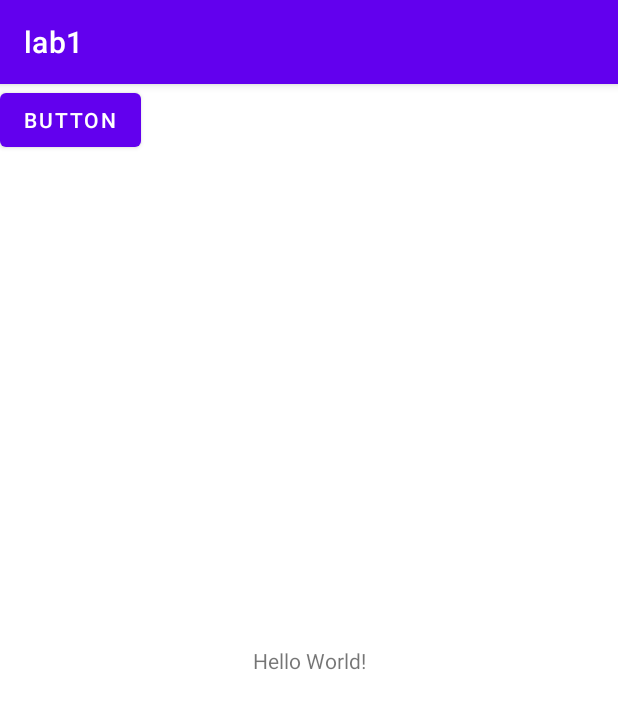
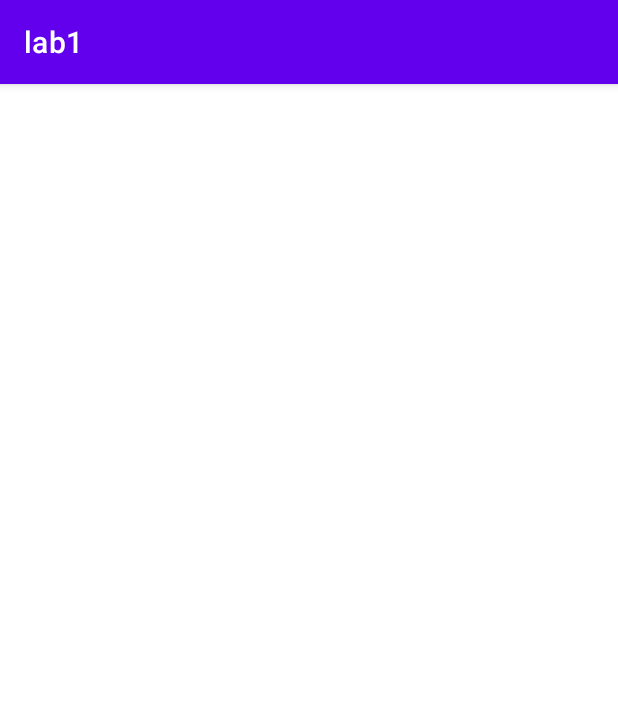
Before and after one commit to hendjsh/lab1, an Android app: the screen it shows after launch (MainActivity), on a phone screen of 412 x 824 dp. Shown: the top 709 px of the screen. Run offline under Robolectric (Android 15) with nearby library versions, the phone set to English and light mode, and no system bars.

Commit message:
delet textviwe

```diff
--- a/app/src/main/java/com/example/lab1/MainActivity.java
+++ b/app/src/main/java/com/example/lab1/MainActivity.java
@@ -10,5 +10,5 @@ public class MainActivity extends AppCompatActivity {
     protected void onCreate(Bundle savedInstanceState) {
         super.onCreate(savedInstanceState);
         setContentView(R.layout.activity_main);
-    }//hend1
+    }//hend
 }
--- a/app/src/main/res/layout/activity_main.xml
+++ b/app/src/main/res/layout/activity_main.xml
@@ -4,23 +4,4 @@
     xmlns:tools="http://schemas.android.com/tools"
     android:layout_width="match_parent"
     android:layout_height="match_parent"
-    tools:context=".MainActivity">
-
-    <TextView
-        android:layout_width="wrap_content"
-        android:layout_height="wrap_content"
-        android:text="Hello World!"
-        app:layout_constraintBottom_toBottomOf="parent"
-        app:layout_constraintEnd_toEndOf="parent"
-        app:layout_constraintStart_toStartOf="parent"
-        app:layout_constraintTop_toTopOf="parent" />
-
-    <Button
-        android:id="@+id/button"
-        android:layout_width="wrap_content"
-        android:layout_height="wrap_content"
-        android:text="Button"
-        tools:layout_editor_absoluteX="158dp"
-        tools:layout_editor_absoluteY="341dp" />
-
-</androidx.constraintlayout.widget.ConstraintLayout>
+    tools:context=".MainActivity"/>
```
